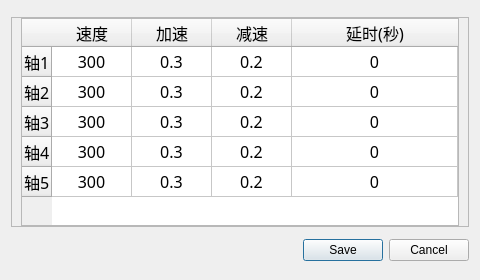
First picture: the form in Speed_Ui.ui, repository zzw168/MainCtl, before the edit.
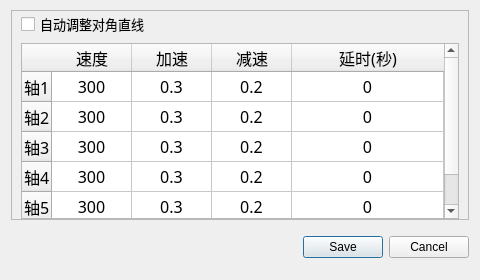
Second picture: the form after the edit.

```diff
--- a/Speed_Ui.ui
+++ b/Speed_Ui.ui
@@ -26,6 +26,9 @@
    <string>速度设置</string>
   </property>
   <layout class="QGridLayout" name="gridLayout">
+   <property name="topMargin">
+    <number>0</number>
+   </property>
    <item row="0" column="0">
     <widget class="QFrame" name="frame">
      <property name="minimumSize">
@@ -53,7 +56,7 @@
       <property name="bottomMargin">
        <number>0</number>
       </property>
-      <item row="0" column="0">
+      <item row="1" column="0">
        <widget class="QTableWidget" name="tableWidget_Set_Speed">
         <property name="minimumSize">
          <size>
@@ -290,6 +293,18 @@
         </item>
        </widget>
       </item>
+      <item row="0" column="0">
+       <widget class="QCheckBox" name="checkBox_auto_line">
+        <property name="font">
+         <font>
+          <pointsize>10</pointsize>
+         </font>
+        </property>
+        <property name="text">
+         <string>自动调整对角直线</string>
+        </property>
+       </widget>
+      </item>
      </layout>
     </widget>
    </item>
```
